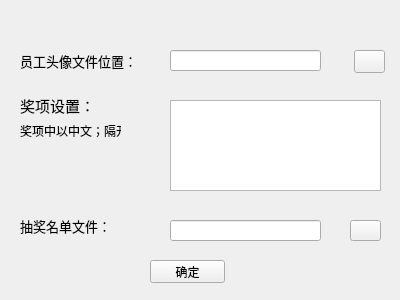
Old version of the form setting.ui in the repository 123lxyy/lottery.
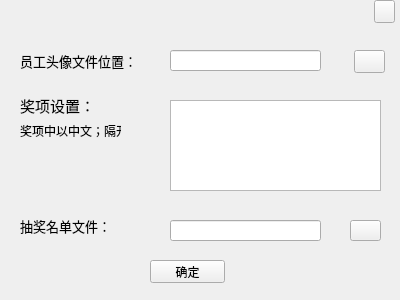
New version of the form.

The edit to the form file:
```diff
--- a/setting.ui
+++ b/setting.ui
@@ -152,6 +152,19 @@
     <string>确定</string>
    </property>
   </widget>
+  <widget class="QPushButton" name="pushButton_4">
+   <property name="geometry">
+    <rect>
+     <x>374</x>
+     <y>0</y>
+     <width>21</width>
+     <height>23</height>
+    </rect>
+   </property>
+   <property name="text">
+    <string/>
+   </property>
+  </widget>
  </widget>
  <resources/>
  <connections/>
```
